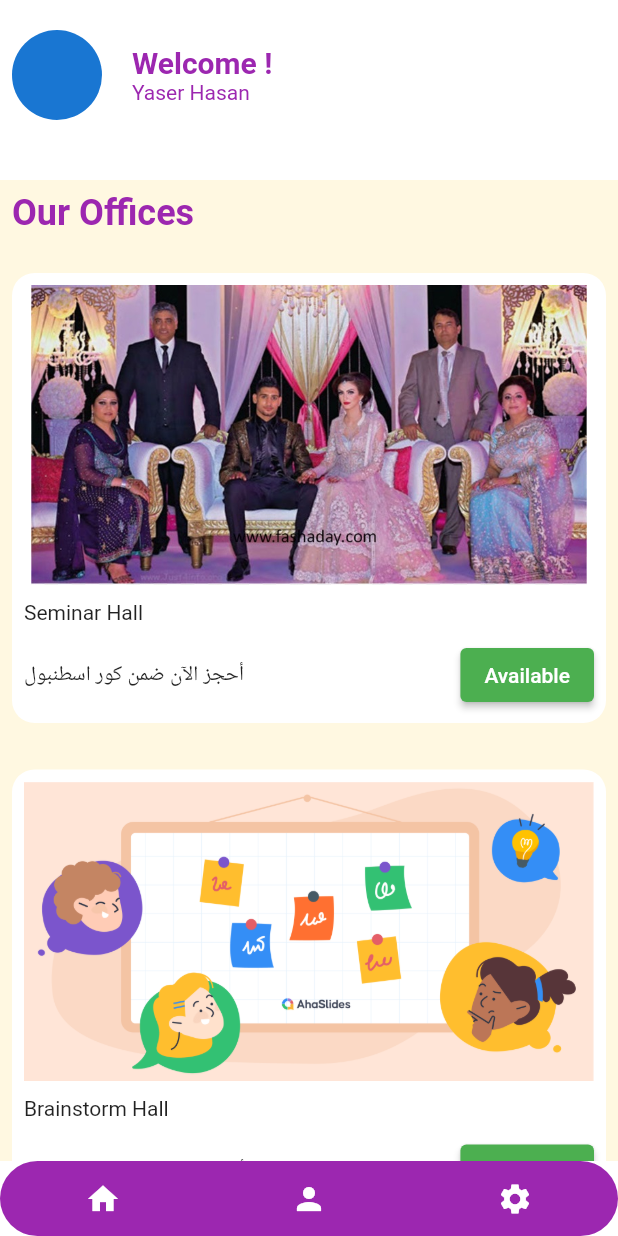
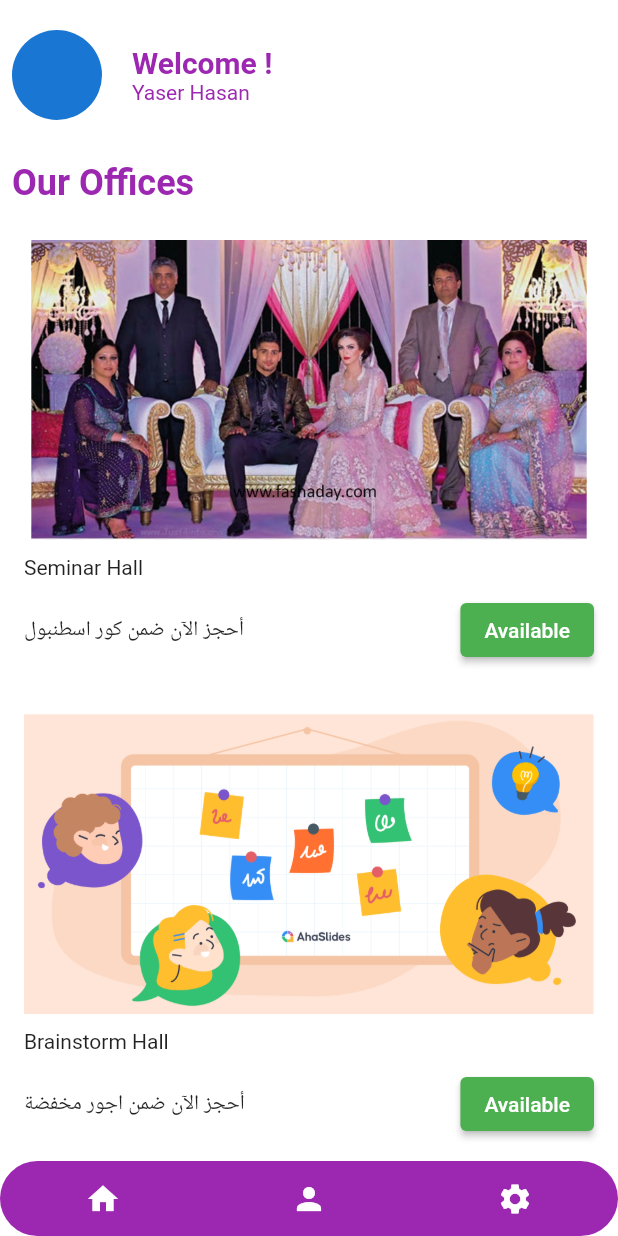
Before and after one commit to Alper-hasnanoglu/core, a Flutter app: the FacilitiesList screen opened directly, on a phone screen of 412 x 824 dp. Run offline on Flutter 3.47's test engine with Material 2 defaults, Android fonts, the phone set to English and light mode, and no system bars.

Commit message:
code update

```diff
--- a/lib/main.dart
+++ b/lib/main.dart
@@ -1,4 +1,5 @@
 import 'package:flutter/material.dart';
+import 'package:untitled/ui/facilities/facilities_page.dart';
 import 'ui/login/login_page.dart';
 
 main() {
@@ -16,7 +17,7 @@ class MyApp extends StatelessWidget{
        primaryColor: const Color(0xFF742B83),
 
      ),
-     home: const Welcome(),
+     home: const FacilitiesList(),
    );
 
   }
--- a/lib/models/facility.dart
+++ b/lib/models/facility.dart
@@ -0,0 +1,19 @@
+class Facilities {
+  final int id;
+
+  final String title, state, subtitle, description, image;
+
+  const Facilities({
+    required this.id,
+    required this.state,
+    required this.title,
+    required this.subtitle,
+    required this.description,
+    required this.image,
+  });
+
+  @override
+  String toString() => 'Facilities(id: $id, image: $image)';
+}
+
+// list of Facilitiess
--- a/lib/services/facilities_api.dart
+++ b/lib/services/facilities_api.dart
@@ -1,11 +1,84 @@
 import 'package:http/http.dart' as http;
+import 'dart:convert' as convert;
+
+import '../models/facility.dart';
+
  class FacilitiesApi {
 
 
+   Future<void> getFacilities() async {
+     var url = 'https://gist.githubusercontent.com/mhassanist/38201f235f6c1b7a0b4f89effb89a399/raw/96ae3599141d35af90337b9d24b8550e36ed1a87/facilities.json';
+     var response = await http.get(url as Uri);
+     if (response.statusCode == 200) {
+       var jsonResponse = convert.jsonDecode(response.body);
+       var services = jsonResponse['data'];
+       print('Facilities Statuses are here http: $services.');
+       print('Every thing is OK');
+     } else {
+       print('Request failed with status: ${response.statusCode}.');
+     }
+   }
 
-   getFacilities() {
-     var response = http.get(Uri.parse('https://google.com'));
 
+   getFakeFacilities(){
+     const List<Facilities> facilitiess = [
+       Facilities(
+         id: 1,
+         state: "available",
+         title: "Seminar Hall",
+         subtitle: "أحجز الآن ضمن كور اسطنبول",
+         image: "images/free.jpg",
+         description:
+         "لوريم ايبسوم دولار سيت أميت ,كونسيكتيتور أدايبا يسكينج أليايت,سيت دو أيوس أليكيوا.",
+       ),
+       Facilities(
+         id: 2,
+         state: "available",
+         title: "Brainstorm Hall",
+         subtitle: "أحجز الآن ضمن اجور مخفضة",
+         image: "images/brainstorm.png",
+         description:
+         "لوريم ايبسوم دولار سيت أميت ,كونسيكتيتور أدايبا يسكينج أليايت,سيت دو أيوسمود تيمبور أنكايديديونتاجنا أليكيوا.",
+       ),
+       Facilities(
+         id: 3,
+         state: "available",
+         title: "Conference Hall",
+         subtitle: "لنقلك للعالم الافتراضي",
+         image: "images/training.png",
+         description:
+         "لوريم ايبسوم دولار سيت أميت ,كونسيكتيتور أدايبا يسكينج ديونتيوت لابوري ات دولار ماجنا أليكيوا.",
+       ),
+       Facilities(
+         id: 4,
+         state: "available",
+         title: "Conference Hall",
+         subtitle: "لساعات استماع طويلة",
+         image: "images/conference.png",
+         description:
+         "لوريم ايبسوايبا يسكينج أليايت,سيت دو أيوسمود تيمبور أنكايديديونتيوت لابوري ات دولار ماجنا أليكيوا.",
+       ),
+       Facilities(
+         id: 5,
+         state: "available",
+         title: "Small Hall",
+         subtitle: "سجل اللحظات المهمة حولك",
+         image: "images/small.jpg",
+         description:
+         "لوريم ايبسوم دولا أليايت,سيت دو أيوسمود تيمبور أنكايديديونتيوت لابوري ات دولار ماجنا أليكيوا.",
+       ),
+       Facilities(
+         id: 6,
+         state: "available",
+         title: "Free Hall",
+         subtitle: "بجودة ودقة صورة عالية",
+         image: "images/free.jpeg",
+         description:
+         "لوريم ايبسوم دولار سيت أميت ,كونسيكتيتور أدايبا يسكينج أليايت,سيت لابوري ات دولار ماجنا أليكيوا.",
+       ),
+     ];
+
+     return facilitiess;
 
    }
  }
--- a/lib/ui/facilities/facilities_list_item.dart
+++ b/lib/ui/facilities/facilities_list_item.dart
@@ -1,4 +1,6 @@
 import 'package:flutter/material.dart';
+
+import '../../models/facility.dart';
 
 class FacilityItem extends StatelessWidget {
   const FacilityItem(this.facility, {super.key});
@@ -45,79 +47,3 @@ class FacilityItem extends StatelessWidget {
     );
   }
 }
-
-class Facilities {
-  final int id;
-
-  final String title, state, subtitle, description, image;
-
-  const Facilities({
-    required this.id,
-    required this.state,
-    required this.title,
-    required this.subtitle,
-    required this.description,
-    required this.image,
-  });
-
-  @override
-  String toString() => 'Facilities(id: $id, image: $image)';
-}
-
-// list of Facilitiess
-const List<Facilities> facilitiess = [
-  Facilities(
-    id: 1,
-    state: "available",
-    title: "Seminar Hall",
-    subtitle: "أحجز الآن ضمن كور اسطنبول",
-    image: "images/free.jpg",
-    description:
-    "لوريم ايبسوم دولار سيت أميت ,كونسيكتيتور أدايبا يسكينج أليايت,سيت دو أيوس أليكيوا.",
-  ),
-  Facilities(
-    id: 2,
-    state: "available",
-    title: "Brainstorm Hall",
-    subtitle: "أحجز الآن ضمن اجور مخفضة",
-    image: "images/brainstorm.png",
-    description:
-    "لوريم ايبسوم دولار سيت أميت ,كونسيكتيتور أدايبا يسكينج أليايت,سيت دو أيوسمود تيمبور أنكايديديونتاجنا أليكيوا.",
-  ),
-  Facilities(
-    id: 3,
-    state: "available",
-    title: "Conference Hall",
-    subtitle: "لنقلك للعالم الافتراضي",
-    image: "images/training.png",
-    description:
-    "لوريم ايبسوم دولار سيت أميت ,كونسيكتيتور أدايبا يسكينج ديونتيوت لابوري ات دولار ماجنا أليكيوا.",
-  ),
-  Facilities(
-    id: 4,
-    state: "available",
-    title: "Conference Hall",
-    subtitle: "لساعات استماع طويلة",
-    image: "images/conference.png",
-    description:
-    "لوريم ايبسوايبا يسكينج أليايت,سيت دو أيوسمود تيمبور أنكايديديونتيوت لابوري ات دولار ماجنا أليكيوا.",
-  ),
-  Facilities(
-    id: 5,
-    state: "available",
-    title: "Small Hall",
-    subtitle: "سجل اللحظات المهمة حولك",
-    image: "images/small.jpg",
-    description:
-    "لوريم ايبسوم دولا أليايت,سيت دو أيوسمود تيمبور أنكايديديونتيوت لابوري ات دولار ماجنا أليكيوا.",
-  ),
-  Facilities(
-    id: 6,
-    state: "available",
-    title: "Free Hall",
-    subtitle: "بجودة ودقة صورة عالية",
-    image: "images/free.jpeg",
-    description:
-    "لوريم ايبسوم دولار سيت أميت ,كونسيكتيتور أدايبا يسكينج أليايت,سيت لابوري ات دولار ماجنا أليكيوا.",
-  ),
-];
--- a/lib/ui/facilities/facilities_page.dart
+++ b/lib/ui/facilities/facilities_page.dart
@@ -1,4 +1,5 @@
 import 'package:flutter/material.dart';
+import 'package:untitled/services/facilities_api.dart';
 
 import 'facilities_list_item.dart';
 
@@ -7,13 +8,82 @@ class FacilitiesList extends StatelessWidget {
 
   @override
   Widget build(BuildContext context) {
+    var facilitiess = FacilitiesApi().getFakeFacilities();
     return SafeArea(
       child: Scaffold(
         backgroundColor: Colors.white,
-        body: SingleChildScrollView(
-            child:
-            Column(crossAxisAlignment: CrossAxisAlignment.start, children: [
-              Container(
+        body: Column(crossAxisAlignment: CrossAxisAlignment.start, children: [
+          WelcomeHeader(),
+          OurOffices(),
+          Expanded(
+            child: ListView.builder(
+              itemCount: facilitiess.length,
+
+                itemBuilder: (context,i){
+              return FacilityItem(facilitiess[i]);
+            },
+           ),
+          ),
+
+              ],
+            ),
+        bottomNavigationBar: Container(
+          decoration: BoxDecoration(
+              color: Colors.purple, borderRadius: BorderRadius.circular(25)),
+          width: 200,
+          height: 50,
+          child: Row(
+            mainAxisAlignment: MainAxisAlignment.spaceAround,
+            children: const [
+              Icon(
+                Icons.home,
+                color: Colors.white,
+              ),
+              Icon(
+                Icons.person,
+                color: Colors.white,
+              ),
+              Icon(
+                Icons.settings,
+                color: Colors.white,
+              ),
+            ],
+          ),
+        ),
+      ),
+    );
+  }
+}
+
+class OurOffices extends StatelessWidget {
+  const OurOffices({
+    super.key,
+  });
+
+  @override
+  Widget build(BuildContext context) {
+    return const Padding(
+      padding: EdgeInsets.all(8.0),
+      child: Text(
+        'Our Offices',
+        style: TextStyle(
+          color: Colors.purple,
+          fontSize: 24,
+          fontWeight: FontWeight.bold,
+        ),
+      ),
+    );
+  }
+}
+
+class WelcomeHeader extends StatelessWidget {
+  const WelcomeHeader({
+    super.key,
+  });
+
+  @override
+  Widget build(BuildContext context) {
+    return Container(
       color: Colors.white,
       height: 100,
       child: Padding(
@@ -42,73 +112,6 @@ class FacilitiesList extends StatelessWidget {
               ],
             ),
           ],
-                  ),
-                ),
-              ),
-              const SizedBox(
-                height: 20,
-              ),
-              Container(
-                color: Colors.amber[50],
-                child: Column(
-                  crossAxisAlignment: CrossAxisAlignment.start,
-                  children: [
-                    const Padding(
-                      padding: EdgeInsets.all(8.0),
-                      child: Text(
-                        'Our Offices',
-                        style: TextStyle(
-                          color: Colors.purple,
-                          fontSize: 24,
-                          fontWeight: FontWeight.bold,
-                        ),
-                      ),
-                    ),
-                    const SizedBox(
-                      height: 10,
-                    ),
-                    FacilityItem(facilitiess[0]),
-                    const SizedBox(
-                      height: 15,
-                    ),
-                    FacilityItem(facilitiess[1]),
-                    const SizedBox(
-                      height: 15,
-                    ),
-                    FacilityItem(facilitiess[2]),
-                    const SizedBox(
-                      height: 15,
-                    ),
-                    FacilityItem(facilitiess[3]),
-                    const SizedBox(
-                      height: 15,
-                    ),
-                  ],
-                ),
-              ),
-            ])),
-        bottomNavigationBar: Container(
-          decoration: BoxDecoration(
-              color: Colors.purple, borderRadius: BorderRadius.circular(25)),
-          width: 200,
-          height: 50,
-          child: Row(
-            mainAxisAlignment: MainAxisAlignment.spaceAround,
-            children: const [
-              Icon(
-                Icons.home,
-                color: Colors.white,
-              ),
-              Icon(
-                Icons.person,
-                color: Colors.white,
-              ),
-              Icon(
-                Icons.settings,
-                color: Colors.white,
-              ),
-            ],
-          ),
         ),
       ),
     );
```
Lines whose indentation alone changed are shown as unchanged.
